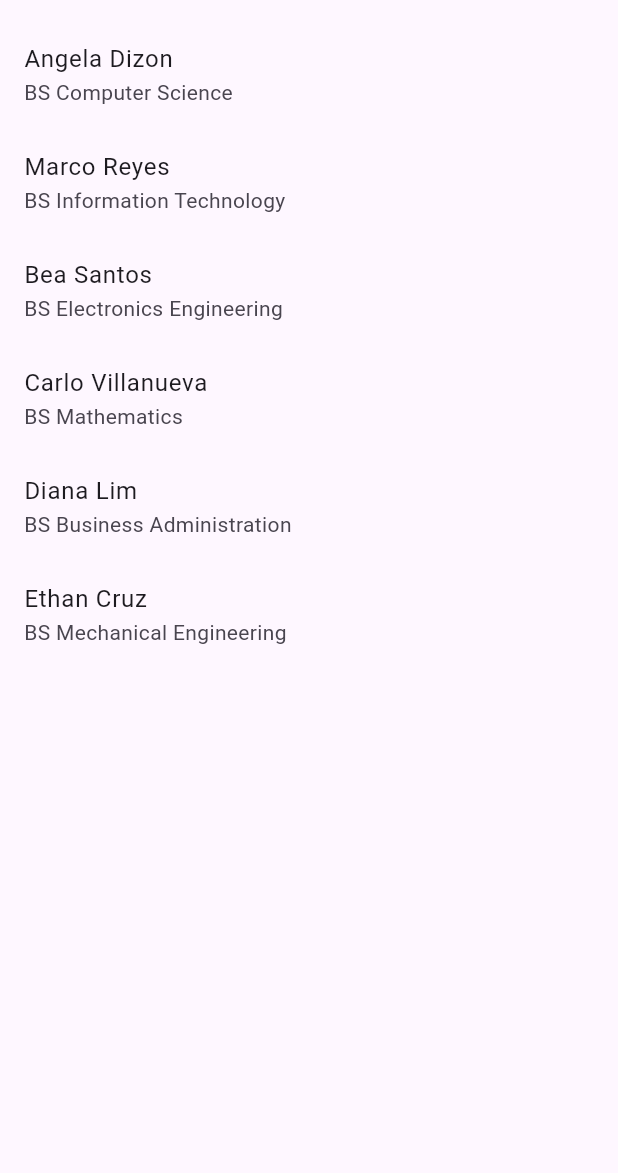
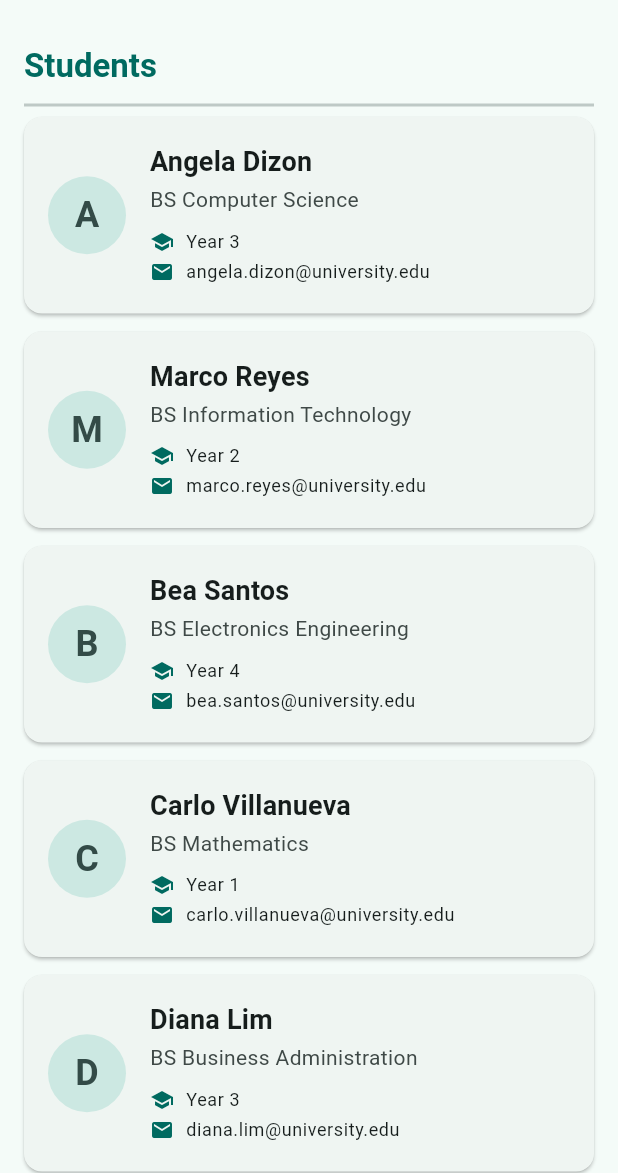
Before and after one commit to khenlumindas-beep/stateless-lab-khen, a Flutter app: the screen it shows after launch, on a phone screen of 412 x 824 dp, the part 63-1236 px from its top. Run offline on Flutter 3.47's test engine with Material 3 defaults, Android fonts, the phone set to English and light mode, and no system bars.

Commit message:
Add SectionHeader, InfoRow and StudentCard widgets

```diff
--- a/lib/main.dart
+++ b/lib/main.dart
@@ -58,8 +58,8 @@ const List<Student> students = [
   ),
 ];
 
-/// Stateless because it only renders a fixed screen — nothing here changes on
-/// its own, so the parent never has to rebuild it with new data.
+/// Stateless because it only renders theme data and one screen — the theme and
+/// student list are fixed, so the parent never has to rebuild it with new data.
 class DirectoryApp extends StatelessWidget {
   const DirectoryApp({super.key});
 
@@ -67,6 +67,11 @@ class DirectoryApp extends StatelessWidget {
   Widget build(BuildContext context) {
     return MaterialApp(
       title: 'Campus Directory',
+      debugShowCheckedModeBanner: false,
+      theme: ThemeData(
+        colorSchemeSeed: Colors.teal,
+        useMaterial3: true,
+      ),
       home: const DirectoryScreen(),
     );
   }
@@ -82,14 +87,129 @@ class DirectoryScreen extends StatelessWidget {
     return Scaffold(
       appBar: AppBar(title: const Text('Campus Directory')),
       body: ListView(
+        padding: const EdgeInsets.all(16),
         children: [
-          for (final student in students)
-            ListTile(
-              title: Text(student.name),
-              subtitle: Text(student.course),
-            ),
+          const SectionHeader(title: 'Students'),
+          for (final student in students) StudentCard(student: student),
         ],
       ),
     );
   }
 }
+
+/// Stateless because it only draws a title it was given — text never changes
+/// on its own, so the parent passes a new title if the heading should differ.
+class SectionHeader extends StatelessWidget {
+  const SectionHeader({super.key, required this.title});
+
+  final String title;
+
+  @override
+  Widget build(BuildContext context) {
+    return Column(
+      crossAxisAlignment: CrossAxisAlignment.start,
+      children: [
+        Text(
+          title,
+          style: Theme.of(context).textTheme.titleLarge?.copyWith(
+                fontWeight: FontWeight.bold,
+                color: Theme.of(context).colorScheme.primary,
+              ),
+        ),
+        const SizedBox(height: 4),
+        const Divider(thickness: 2),
+      ],
+    );
+  }
+}
+
+/// Stateless because all of its inputs (the Student) arrive through the
+/// constructor; if the student changes, the parent rebuilds this widget.
+class StudentCard extends StatelessWidget {
+  const StudentCard({super.key, required this.student});
+
+  final Student student;
+
+  @override
+  Widget build(BuildContext context) {
+    final ColorScheme colors = Theme.of(context).colorScheme;
+
+    return Card(
+      margin: const EdgeInsets.only(bottom: 12),
+      child: Padding(
+        padding: const EdgeInsets.all(16),
+        child: Row(
+          children: [
+            CircleAvatar(
+              radius: 26,
+              backgroundColor: colors.secondaryContainer,
+              foregroundColor: colors.onSecondaryContainer,
+              child: Text(
+                student.name[0],
+                style: const TextStyle(fontSize: 24, fontWeight: FontWeight.bold),
+              ),
+            ),
+            const SizedBox(width: 16),
+            Expanded(
+              child: Column(
+                crossAxisAlignment: CrossAxisAlignment.start,
+                children: [
+                  Text(
+                    student.name,
+                    style: Theme.of(context).textTheme.titleMedium?.copyWith(
+                          fontWeight: FontWeight.w700,
+                          fontSize: 18,
+                        ),
+                  ),
+                  const SizedBox(height: 2),
+                  Text(
+                    student.course,
+                    style: TextStyle(color: colors.onSurfaceVariant),
+                  ),
+                  const SizedBox(height: 10),
+                  InfoRow(
+                    icon: Icons.school,
+                    text: 'Year ${student.yearLevel}',
+                  ),
+                  InfoRow(
+                    icon: Icons.email,
+                    text: student.email,
+                  ),
+                ],
+              ),
+            ),
+          ],
+        ),
+      ),
+    );
+  }
+}
+
+/// Stateless because it is a pure presentation widget: given an icon and a
+/// string it always renders the same thing, so the parent supplies new values.
+class InfoRow extends StatelessWidget {
+  const InfoRow({super.key, required this.icon, required this.text});
+
+  final IconData icon;
+  final String text;
+
+  @override
+  Widget build(BuildContext context) {
+    return Padding(
+      padding: const EdgeInsets.only(bottom: 4),
+      child: Row(
+        children: [
+          Icon(icon, size: 16, color: Theme.of(context).colorScheme.primary),
+          const SizedBox(width: 8),
+          Expanded(
+            child: Text(
+              text,
+              style: Theme.of(context).textTheme.bodySmall,
+              overflow: TextOverflow.ellipsis,
+            ),
+          ),
+        ],
+      ),
+    );
+  }
+}
```
